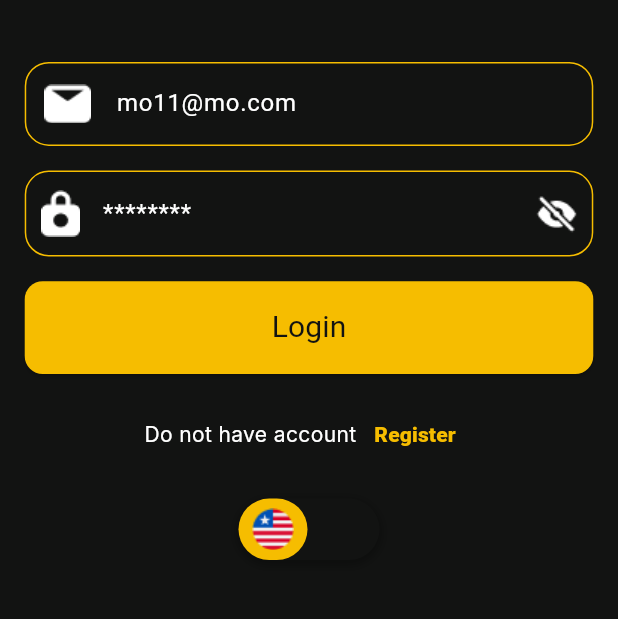
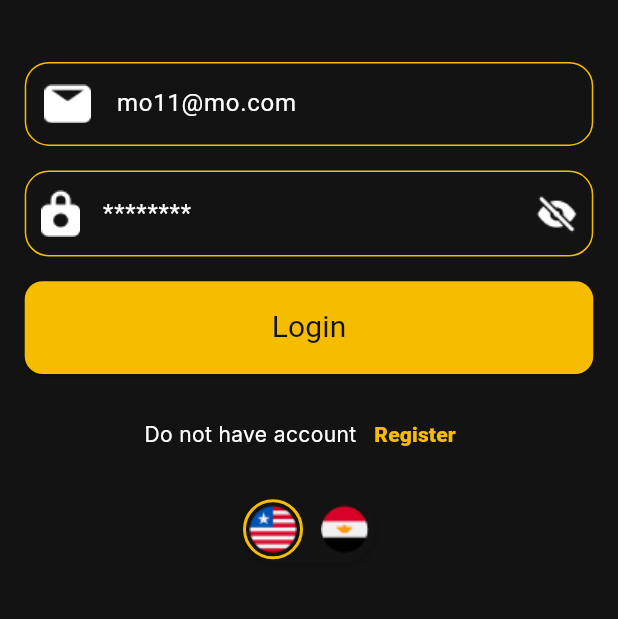
Before and after one commit to MohammedEhab0/Movies-Flutter, a Flutter app: the screen it shows after launch, after a tap on "Login", on a phone screen of 412 x 824 dp, the part 430-1049 px from its top. Run offline on Flutter 3.47's test engine with Material 3 defaults, Android fonts, the phone set to English and light mode, and no system bars; drawn by our look-alikes of animated_toggle_switch; our stand-ins replace carousel_slider, connectivity_plus, dartz, dio, easy_localization, flutter_bloc and 5 more; accounts and stored records are empty; network calls fail.

Commit message:
update Login.dart and Register.dart

```diff
--- a/assets/translations/ar.json
+++ b/assets/translations/ar.json
@@ -44,5 +44,8 @@
   "rate": "قيم، راجع، وتعلم",
   "rate Description": "شارك أفكارك حول الأفلام التي شاهدتها. اغمر في تفاصيل الأفلام وساعد الآخرين في اكتشاف أفلام رائعة من خلال مراجعاتك.",
   "start": "ابدأ المشاهدة الآن",
-  "finish": "إنهاء"
+  "finish": "إنهاء",
+  "already have account": "بالفعل لديك حساب ",
+  "create account": "إنشاء حساب",
+  "Do not have account": "لا تمتلك حساب"
 }
--- a/assets/translations/en.json
+++ b/assets/translations/en.json
@@ -44,5 +44,8 @@
   "rate": "Rate, Review, and Learn",
   "rate Description": "Share your thoughts on the movies you've watched. Dive deep into film details and help others discover great movies with your reviews.",
   "start": "Start Watching Now",
-  "finish": "Finish"
+  "finish": "Finish",
+  "already have account": "Already have account",
+  "create account": "Create Account",
+  "Do not have account": "Do not have account"
 }
--- a/lib/ui/Widgets/ToggleLanguage.dart
+++ b/lib/ui/Widgets/ToggleLanguage.dart
@@ -1,31 +1,53 @@
 import 'package:easy_localization/easy_localization.dart';
 import 'package:flutter/material.dart';
-import 'package:icons_plus/icons_plus.dart';
-import 'package:movies/utils/app_assets.dart';
-import 'package:movies/utils/app_colors.dart';
+import 'package:movies/utils/app_assets.dart'; // Make sure this path is correct
+import 'package:movies/utils/app_colors.dart'; // Make sure this path is correct
 import 'package:provider/provider.dart';
-import 'package:animated_toggle_switch/animated_toggle_switch.dart';
-import 'package:movies/Providers/SettingProvider.dart';
+import 'package:movies/Providers/SettingProvider.dart'; // Make sure this path is correct
 
-class ToggleLanguage extends StatelessWidget {
+
+class ToggleLanguage extends StatefulWidget {
+  @override
+  _ToggleLanguageState createState() => _ToggleLanguageState();
+}
+
+class _ToggleLanguageState extends State<ToggleLanguage> {
+  // We'll manage the selected language state locally
+  // true for Arabic (EG), false for English (US)
+  bool _isArabicSelected = false;
+
+  @override
+  void didChangeDependencies() {
+    super.didChangeDependencies();
+    // Initialize _isArabicSelected based on the current locale from EasyLocalization
+    // This makes sure the toggle reflects the current app language when it loads.
+    _isArabicSelected = context.locale.languageCode == 'ar';
+  }
+
+  void _changeLanguage(BuildContext context, bool selectArabic) {
+    var settingProvider = Provider.of<SettingProviders>(context, listen: false);
+    // Only update state if the selection is actually changing
+    if (_isArabicSelected != selectArabic) {
+      setState(() {
+        _isArabicSelected = selectArabic;
+      });
+      settingProvider.changeLanguage(context, selectArabic ? 'ar' : 'en');
+    }
+  }
+
   @override
   Widget build(BuildContext context) {
-    var settingProvider = Provider.of<SettingProviders>(context);
+    const double flagSize = 32.0; // Size of the flag images
+    const double toggleHeight = 45.0; // Overall height of the toggle
+    const double borderPadding = 8.0; // Extra space around flag for border
 
-    // Determine the current language to control the toggle
-    bool isArabic = context.locale.languageCode == 'ar';
-
-    return AnimatedToggleSwitch<bool>.dual(
-      current: isArabic,
-      first: false, // English
-      second: true, // Arabic
-      spacing: 2.0,
-      style: ToggleStyle(
-        borderColor: Colors.transparent,
-        backgroundColor: AppColors.blackColor,
-        indicatorColor: AppColors.yellowColor,
-        borderRadius: BorderRadius.circular(30),
-        indicatorBorderRadius: BorderRadius.circular(30),
+    return Container(
+      height: toggleHeight,
+      // The total width will be determined by the children of the Row
+      // (2 * (flagSize + borderPadding)) + internalSpacing
+      decoration: BoxDecoration(
+        color: AppColors.blackColor, // The dark background
+        borderRadius: BorderRadius.circular(toggleHeight / 2), // Fully rounded corners
         boxShadow: const [
           BoxShadow(
             color: Colors.black26,
@@ -34,22 +56,61 @@ class ToggleLanguage extends StatelessWidget {
           ),
         ],
       ),
-      height: 45,
-      borderWidth: 2.0,
-      onChanged: (bool value) {
-        settingProvider.changeLanguage(context, value ? 'ar' : 'en');
-      },
-      iconBuilder: (value) => value
-          ? Image.asset(AppAssets.EGIcon)
-          :  Image.asset(AppAssets.USIcon),
-      // textBuilder: (value) => Text(
-      //   value ? 'arabic'.tr() : 'english'.tr(),
-      //   style: TextStyle(
-      //     fontSize: 14,
-      //     fontWeight: FontWeight.w600,
-      //     color: Colors.white,
-      //   ),
-      // ),
+      child: Row(
+        mainAxisSize: MainAxisSize.min, // Make row only as wide as its children
+        children: [
+          // English (US) Flag Option
+          _buildFlagOption(
+            imageAsset: AppAssets.USIcon,
+            isSelected: !_isArabicSelected, // True if English is selected
+            flagSize: flagSize,
+            borderPadding: borderPadding,
+            onTap: () => _changeLanguage(context, false), // Select English
+          ),
+          // A small separator/gap between the flags
+          const SizedBox(width: 8),
+
+          // Arabic (EG) Flag Option
+          _buildFlagOption(
+            imageAsset: AppAssets.EGIcon,
+            isSelected: _isArabicSelected, // True if Arabic is selected
+            flagSize: flagSize,
+            borderPadding: borderPadding,
+            onTap: () => _changeLanguage(context, true), // Select Arabic
+          ),
+        ],
+      ),
+    );
+  }
+
+  // Helper method to build each individual flag option
+  Widget _buildFlagOption({
+    required String imageAsset,
+    required bool isSelected,
+    required double flagSize,
+    required double borderPadding,
+    required VoidCallback onTap,
+  }) {
+    return GestureDetector(
+      onTap: onTap,
+      child: AnimatedContainer(
+        duration: const Duration(milliseconds: 200), // Smooth animation for border
+        curve: Curves.easeInOut,
+        width: flagSize + borderPadding, // Width to fit flag + border
+        height: flagSize + borderPadding, // Height to fit flag + border
+        alignment: Alignment.center, // Center the flag inside the container
+        decoration: BoxDecoration(
+          shape: BoxShape.circle, // Make the border circular
+          border: isSelected
+              ? Border.all(color: AppColors.yellowColor, width: 2.0)
+              : null, // No border if not selected
+        ),
+        child: CircleAvatar(
+          backgroundColor: Colors.transparent, // Ensure flag is visible
+          backgroundImage: AssetImage(imageAsset),
+          radius: flagSize / 2, // Half of flagSize to fit
+        ),
+      ),
     );
   }
 }
--- a/lib/ui/auth/login/Login.dart
+++ b/lib/ui/auth/login/Login.dart
@@ -113,7 +113,7 @@ class _LoginState extends State<Login> {
                   SizedBox(height: height * .02),
                   CustomElevatedButton(
                     onPressed: () => viewModel.login(),
-                    textButton: "Login".tr(),
+                    textButton: "login".tr(),
                     bgColor: AppColors.yellowColor,
                   ),
                   SizedBox(height: height * .02),
--- a/lib/ui/auth/register/Register.dart
+++ b/lib/ui/auth/register/Register.dart
@@ -1,3 +1,4 @@
+import 'package:carousel_slider/carousel_slider.dart';
 import 'package:easy_localization/easy_localization.dart';
 import 'package:flutter/material.dart';
 import 'package:flutter_bloc/flutter_bloc.dart';
@@ -25,6 +26,19 @@ class Register extends StatefulWidget {
 
 class _RegisterState extends State<Register> {
   RegisterViewModel viewModel = getIt<RegisterViewModel>();
+  List<String> avatarList =[AppAssets.character1,
+    AppAssets.character2,
+    AppAssets.character3,
+    AppAssets.character4,
+    AppAssets.character5,
+    AppAssets.character6,
+    AppAssets.character7,
+    AppAssets.character8,
+    AppAssets.character9,
+  ];
+
+  // Initialize avatarId with a default value (e.g., 0 for the first avatar)
+  int avatarId = 0;
 
   @override
   Widget build(BuildContext context) {
@@ -83,12 +97,30 @@ class _RegisterState extends State<Register> {
               child: Column(
                 crossAxisAlignment: CrossAxisAlignment.stretch,
                 children: [
-                  SizedBox(height: height * .05),
-                  SizedBox(
-                    height: height * .23,
-                    child: Image.asset(AppAssets.logoSplash),
+                  CarouselSlider(
+                    options: CarouselOptions(
+                        onPageChanged: (index, reason) {
+                          // Update avatarId when the page changes
+                          setState(() {
+                            avatarId = index;
+                          });
+                        },
+                        enlargeFactor: .5,
+                        viewportFraction: .381,
+                        enlargeCenterPage: true,
+                        height: height * .21),
+                    items: List.generate(avatarList.length, (index) => index ).map((i) {
+                      return Builder(
+                        builder: (BuildContext context) {
+                          return Container(
+                              margin: EdgeInsets.symmetric(horizontal: .5),
+                              decoration: BoxDecoration(),
+                              child:Image.asset(avatarList[i],fit:BoxFit.fitWidth));
+                        },
+                      );
+                    }).toList(),
                   ),
-                  SizedBox(height: height * .05),
+
                   CustomTextField(
                     controller: viewModel.nameController,
                     prefixIcon: Image.asset(AppAssets.nameIcon),
@@ -137,11 +169,11 @@ class _RegisterState extends State<Register> {
                   ),
                   SizedBox(height: height * .02),
                   CustomElevatedButton(
-                    onPressed: () => viewModel.register(avaterId: 1),
+                    onPressed: () => viewModel.register(avaterId: avatarId), // Pass the updated avatarId
                     textButton: "create account".tr(),
                     bgColor: AppColors.yellowColor,
                   ),
-                  SizedBox(height: height * .02),
+                  SizedBox(height: height * .01),
                   Row(
                     mainAxisAlignment: MainAxisAlignment.center,
                     children: [
@@ -161,13 +193,13 @@ class _RegisterState extends State<Register> {
                       ),
                     ],
                   ),
-                  SizedBox(height: height * .02),
+                  SizedBox(height: height * .01),
                   Row(
                     mainAxisAlignment: MainAxisAlignment.center,
                     children: [
                       ToggleLanguage(),
                     ],
-                  ),
+                  ),SizedBox(height: height * .02),
                 ],
               ),
             ),
--- a/lib/ui/homescreen/home_screen.dart
+++ b/lib/ui/homescreen/home_screen.dart
@@ -30,7 +30,7 @@ class _HomeScreenState extends State<HomeScreen> {
       body: tabsList[selectedIndex],
       bottomNavigationBar: Container(
         decoration: BoxDecoration(
-          color: AppColors.blackColor,
+          color: AppColors.LightblackColor,
           borderRadius: BorderRadius.circular(20),
         ),
         margin: EdgeInsets.all(16),
--- a/lib/utils/app_colors.dart
+++ b/lib/utils/app_colors.dart
@@ -14,7 +14,7 @@ class AppColors{
   static const Color whiteColor=Color(0xffffffff);
   static const Color whiteBgColor=Color(0xfff0f0f0);
   static const Color greyColor=Color(0xff7b7b7b);
-
+  static const Color LightblackColor=Color(0xff282A28);
   static const Color transparentColor = Colors.transparent;
 
 
--- a/pubspec.yaml
+++ b/pubspec.yaml
@@ -36,7 +36,7 @@ dependencies:
   # Use with the CupertinoIcons class for iOS style icons.
   cupertino_icons: ^1.0.2
   google_fonts: 4.0.3
-
+  carousel_slider: ^5.0.0
   fluttertoast: ^8.2.5
   easy_localization: ^3.0.7+1
   shared_preferences: ^2.2.3
@@ -47,7 +47,7 @@ dependencies:
   flutter_bloc: ^9.1.1
   lite_rolling_switch: ^1.0.1
   icons_plus: ^5.0.0
-  animated_toggle_switch: ^0.8.5
+  animated_toggle_switch: ^0.8.0
   injectable: ^2.3.5
   get_it: ^7.6.7
 
```
Also changed, not shown: lib/Data/models/MyUser.dart (added, +25 -0 lines), lib/Providers/UserProvider.dart (added, +13 -0 lines), pubspec.lock.
